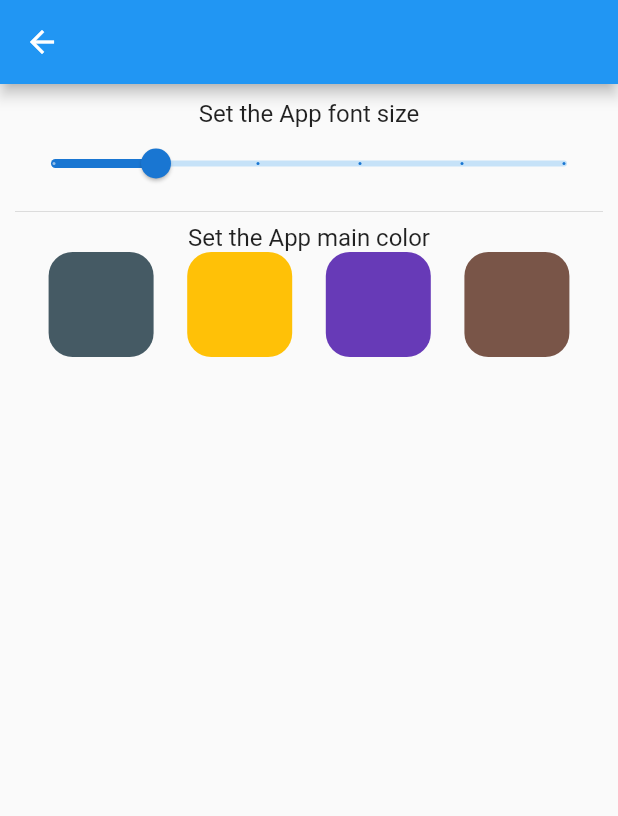
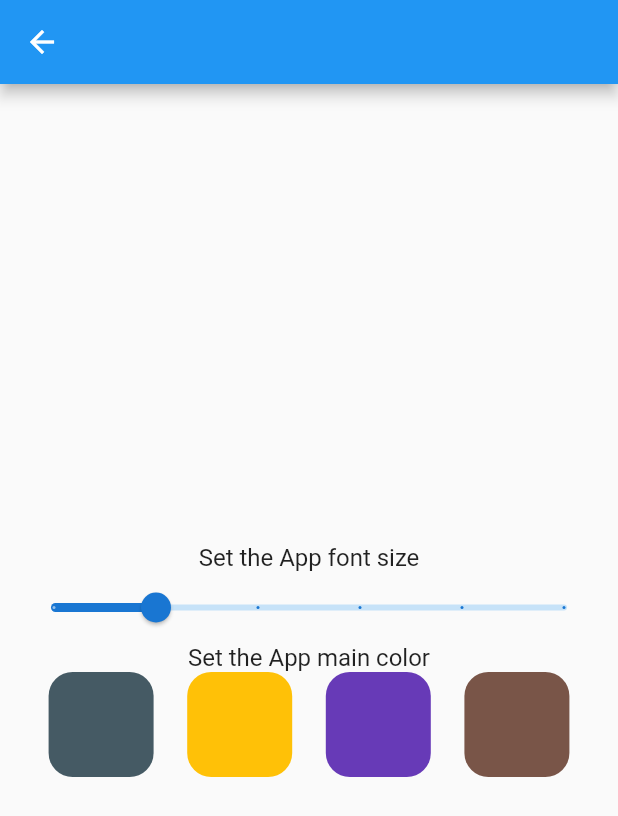
Before and after one commit to brunovgois/settings_page, a Flutter app: the screen it shows after launch, in the side drawer, after a tap on "Settings Page", on a phone screen of 412 x 824 dp. Shown: the top 816 px of the screen. Run offline on Flutter 3.47's test engine with Material 2 defaults, Android fonts, the phone set to English and light mode, and no system bars.

Commit message:
remove one of the columns

```diff
--- a/settings_page/lib/pages/settings_page.dart
+++ b/settings_page/lib/pages/settings_page.dart
@@ -17,6 +17,7 @@ class _SettingsPageState extends State<SettingsPage> {
       body: Container(
         padding: const EdgeInsets.all(10),
         child: Column(
+          mainAxisAlignment: MainAxisAlignment.center,
           children: [
             Column(
               children: [
@@ -39,11 +40,6 @@ class _SettingsPageState extends State<SettingsPage> {
                     });
                   },
                 ),
-              ],
-            ),
-            Divider(),
-            Column(
-              children: [
                 Text(
                   'Set the App main color',
                   style: TextStyle(
@@ -72,7 +68,7 @@ class _SettingsPageState extends State<SettingsPage> {
                   ],
                 ),
               ],
-            )
+            ),
           ],
         ),
       ),
```
